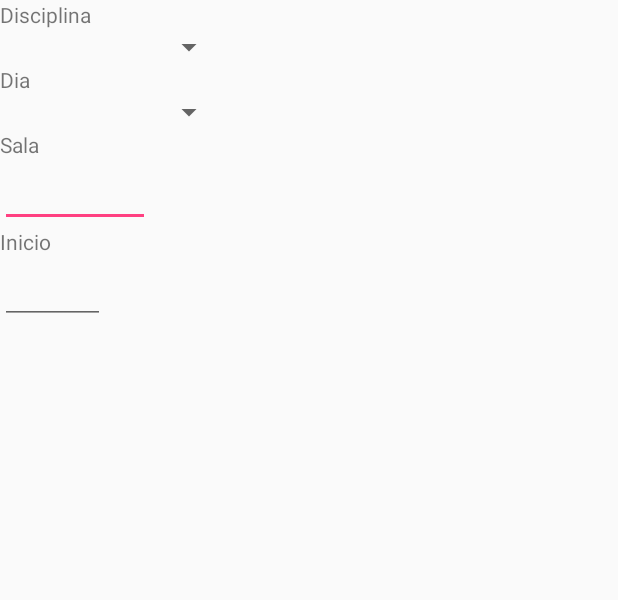
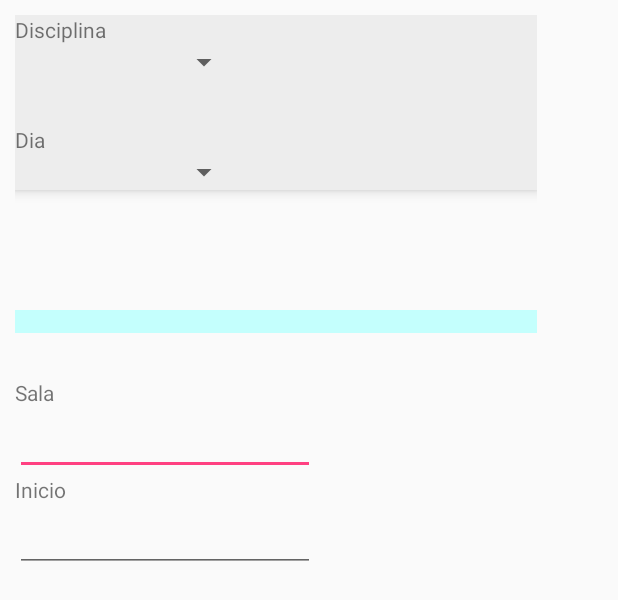
Before and after one commit to PabloAbreu95/Efficient, an Android app: the layout content_add__horario.xml on its own in the app's theme, with its tools: preview values and no code run, on a phone screen of 412 x 824 dp. Shown: the top 600 px of the screen. Run offline under Robolectric (Android 15) with nearby library versions, the phone set to English and light mode, and no system bars.

Commit message:
Interface horarios 90/100

```diff
--- a/app/src/main/res/layout/content_add__horario.xml
+++ b/app/src/main/res/layout/content_add__horario.xml
@@ -6,30 +6,47 @@
     android:layout_height="match_parent"
     app:layout_behavior="@string/appbar_scrolling_view_behavior"
     tools:context="com.example.pablo.efficient.HorarioPackage.add_Horario"
-    tools:showIn="@layout/activity_add__horario">
+    tools:showIn="@layout/activity_add__horario"
+    >
     <LinearLayout
         android:layout_width="368dp"
         android:layout_height="495dp"
         android:orientation="vertical"
         tools:layout_editor_absoluteX="8dp"
-        tools:layout_editor_absoluteY="8dp">
+        tools:layout_editor_absoluteY="8dp"
+        android:paddingLeft="10dp"
+        android:paddingRight="10dp"
+        android:paddingTop="10dp"
+        >
 
-
+<LinearLayout
+    android:layout_width="match_parent"
+    android:layout_height="wrap_content"
+    tools:layout_editor_absoluteY="8dp"
+    android:orientation="vertical"
+    tools:layout_editor_absoluteX="8dp"
+    android:layout_marginBottom="50dp"
+    android:background="@color/cinzaclaro3"
+    android:elevation="5dp"
+    >
         <TextView
             android:id="@+id/textView8"
             android:layout_width="match_parent"
             android:layout_height="wrap_content"
-            android:text="@string/disciplina" />
+            android:text="@string/disciplina"
+            />
 
         <Spinner
             android:id="@+id/spinnerDisciplinaHorario"
             android:layout_width="150dp"
             android:layout_height="wrap_content" />
 
+
         <TextView
             android:id="@+id/textView6"
             android:layout_width="match_parent"
             android:layout_height="wrap_content"
+            android:layout_marginTop="30dp"
             android:text="@string/dia" />
 
         <Spinner
@@ -37,36 +54,53 @@
             android:layout_width="150dp"
             android:layout_height="wrap_content" />
 
+</LinearLayout>
+        <View
+            android:layout_width="wrap_content"
+            android:layout_height="15dp"
+            android:background="@color/azul_claro"
+            tools:layout_editor_absoluteY="0dp"
+            tools:layout_editor_absoluteX="8dp"
+            android:layout_marginTop="30dp"
+            android:layout_marginBottom="30dp"/>
+
         <TextView
             android:id="@+id/textView9"
-            android:layout_width="match_parent"
+            android:layout_width="wrap_content"
             android:layout_height="wrap_content"
-            android:text="@string/sala" />
+            android:text="@string/sala"
+            tools:layout_editor_absoluteY="0dp"
+            tools:layout_editor_absoluteX="8dp" />
 
 
         <EditText
             android:id="@+id/editTextSalaHorario"
-            android:layout_width="100dp"
+            android:layout_width="200dp"
             android:layout_height="wrap_content"
             android:ems="10"
             android:inputType="textPersonName"
-            />
+            tools:layout_editor_absoluteY="0dp"
+            tools:layout_editor_absoluteX="0dp" />
 
         <TextView
             android:id="@+id/textView10"
-            android:layout_width="match_parent"
+            android:layout_width="wrap_content"
             android:layout_height="wrap_content"
-            android:text="@string/inicio" />
+            android:text="@string/inicio"
+            tools:layout_editor_absoluteY="0dp"
+            tools:layout_editor_absoluteX="8dp" />
 
         <EditText
             android:id="@+id/edtTextHorarioInicio"
             android:focusable="false"
             android:onClick="set_timeinicio"
             android:minEms="10"
-            android:layout_width="70dp"
+            android:layout_width="200dp"
             android:layout_height="wrap_content"
             android:inputType="time"
-            android:ems="10"/>
+            android:ems="10"
+            tools:layout_editor_absoluteY="0dp"
+            tools:layout_editor_absoluteX="0dp" />
 
     </LinearLayout>
 </android.support.constraint.ConstraintLayout>
--- a/app/src/main/res/layout/linha_galeria.xml
+++ b/app/src/main/res/layout/linha_galeria.xml
@@ -2,7 +2,8 @@
 <LinearLayout xmlns:android="http://schemas.android.com/apk/res/android"
     xmlns:app="http://schemas.android.com/apk/res-auto"
     android:orientation="vertical" android:layout_width="match_parent"
-    android:layout_height="match_parent">
+    android:layout_height="match_parent"
+    android:background="#F0E68C">
 
 
 <RelativeLayout
```
Also changed, not shown: app/src/main/AndroidManifest.xml (+6 -2 lines), app/src/main/java/com/example/pablo/efficient/DiasSemanaPackage/DiasSemanaActivity.java (+13 -0 lines), app/src/main/java/com/example/pablo/efficient/DiasSemanaPackage/QuartaFragment.java (+15 -0 lines), app/src/main/java/com/example/pablo/efficient/DiasSemanaPackage/QuintaFragment.java (+13 -0 lines), app/src/main/java/com/example/pablo/efficient/DiasSemanaPackage/SabadoFragment.java (+12 -0 lines), app/src/main/java/com/example/pablo/efficient/DiasSemanaPackage/SegundaFragment.java (+13 -0 lines), app/src/main/java/com/example/pablo/efficient/DiasSemanaPackage/SextaFragment.java (+20 -0 lines), app/src/main/java/com/example/pablo/efficient/DiasSemanaPackage/TercaFragment.java (+13 -0 lines), app/src/main/java/com/example/pablo/efficient/HorarioPackage/add_Horario.java (+32 -1 lines), app/src/main/java/com/example/pablo/efficient/HorarioPackage/showHorario.java (added, +79 -0 lines), app/src/main/res/drawable/border.xml (added, +14 -0 lines), app/src/main/res/layout/activity_dias_semana.xml (+10 -9 lines), app/src/main/res/layout/activity_show_horario.xml (added, +26 -0 lines), app/src/main/res/layout/content_show_horario.xml (added, +108 -0 lines), 2 more files.
